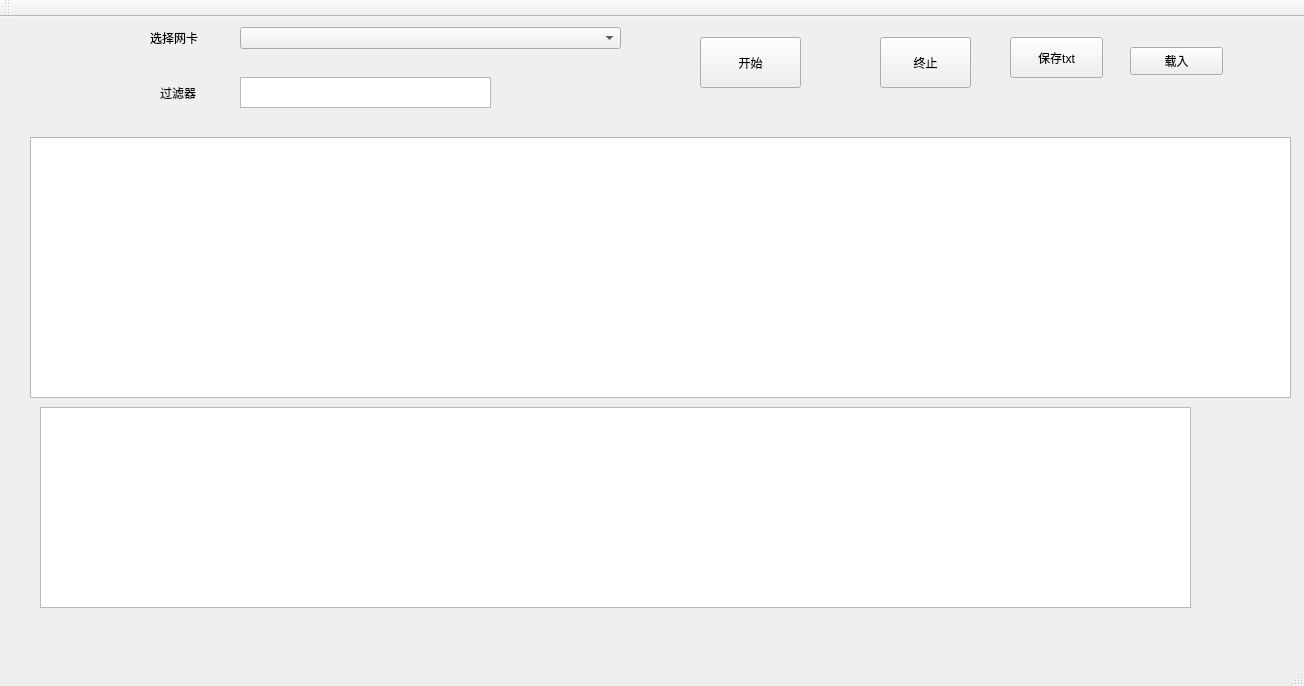
First picture: the form in mainwindow.ui, repository shinytang6/Sniffer, before the edit.
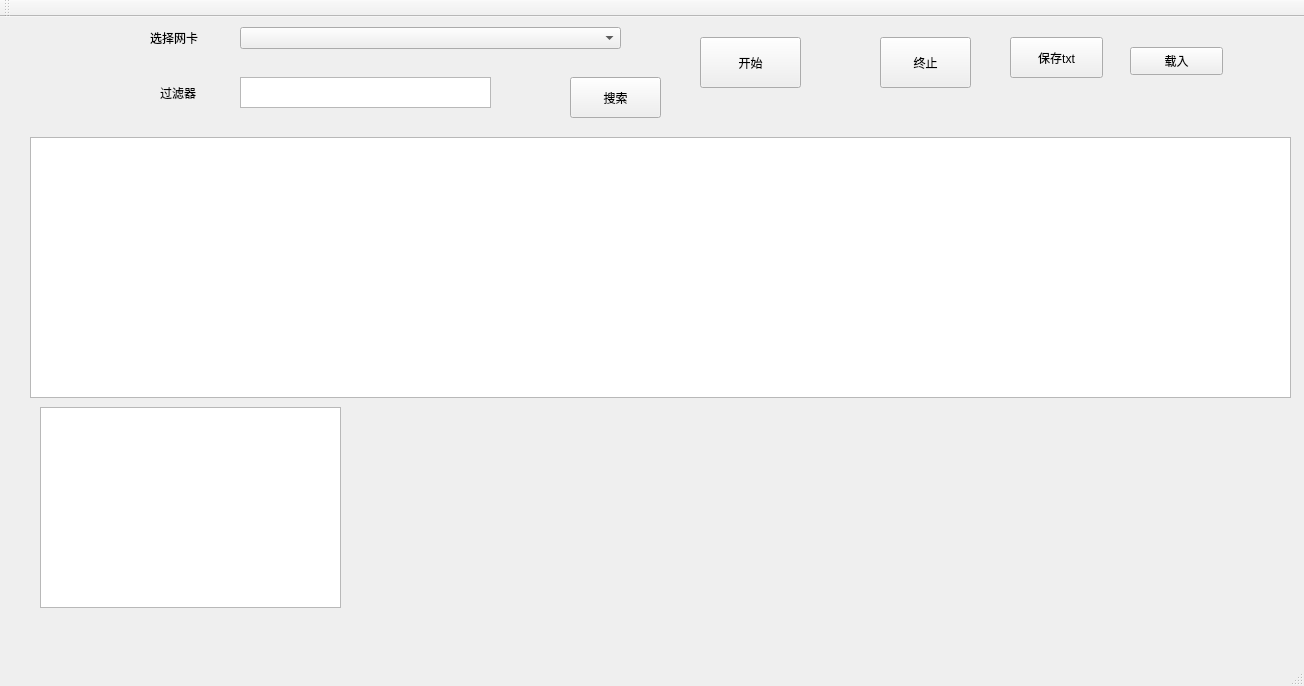
Second picture: the form after the edit.

Commit message: add filter func

The edit to the form file:
```diff
--- a/mainwindow.ui
+++ b/mainwindow.ui
@@ -127,7 +127,7 @@
      <rect>
       <x>40</x>
       <y>390</y>
-      <width>1151</width>
+      <width>301</width>
       <height>201</height>
      </rect>
     </property>
@@ -135,16 +135,29 @@
    <widget class="QLabel" name="label_3">
     <property name="geometry">
      <rect>
-      <x>530</x>
+      <x>400</x>
       <y>430</y>
-      <width>511</width>
-      <height>101</height>
+      <width>681</width>
+      <height>111</height>
      </rect>
     </property>
     <property name="text">
      <string>&lt;html&gt;&lt;head/&gt;&lt;body&gt;&lt;p&gt;&lt;br/&gt;&lt;/p&gt;&lt;/body&gt;&lt;/html&gt;</string>
     </property>
    </widget>
+   <widget class="QPushButton" name="search">
+    <property name="geometry">
+     <rect>
+      <x>570</x>
+      <y>60</y>
+      <width>91</width>
+      <height>41</height>
+     </rect>
+    </property>
+    <property name="text">
+     <string>搜索</string>
+    </property>
+   </widget>
   </widget>
   <widget class="QMenuBar" name="menuBar">
    <property name="geometry">
```
The commit also changes 2 other files.
